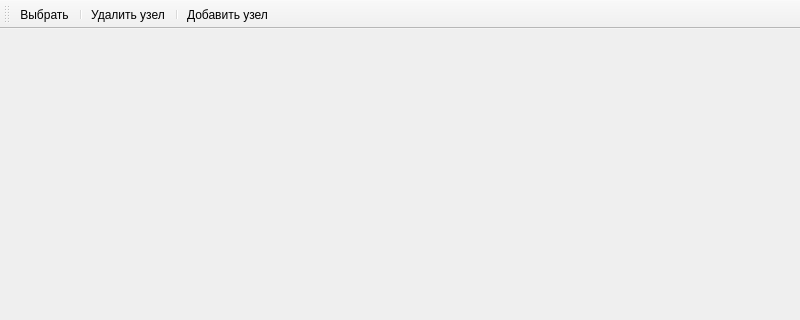
First picture: the form in Practice/mainwindow.ui, repository IrishkaP/PrIn, before the edit; both pictures show x 0 to 800 and y 0 to 320 of the 800 by 600 pixel window.
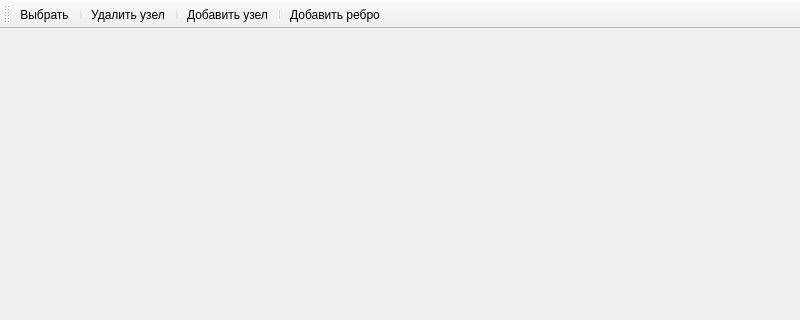
Second picture: the form after the edit.

```diff
--- a/Practice/mainwindow.ui
+++ b/Practice/mainwindow.ui
@@ -40,6 +40,8 @@
    <addaction name="remove_action"/>
    <addaction name="separator"/>
    <addaction name="add_action"/>
+   <addaction name="separator"/>
+   <addaction name="add_neighbour"/>
   </widget>
   <action name="select_action">
    <property name="text">
@@ -59,6 +61,14 @@
     <string>Добавить узел</string>
    </property>
   </action>
+  <action name="add_neighbour">
+   <property name="text">
+    <string>Добавить ребро</string>
+   </property>
+   <property name="toolTip">
+    <string>Добавление ребра</string>
+   </property>
+  </action>
  </widget>
  <resources/>
  <connections/>
```
